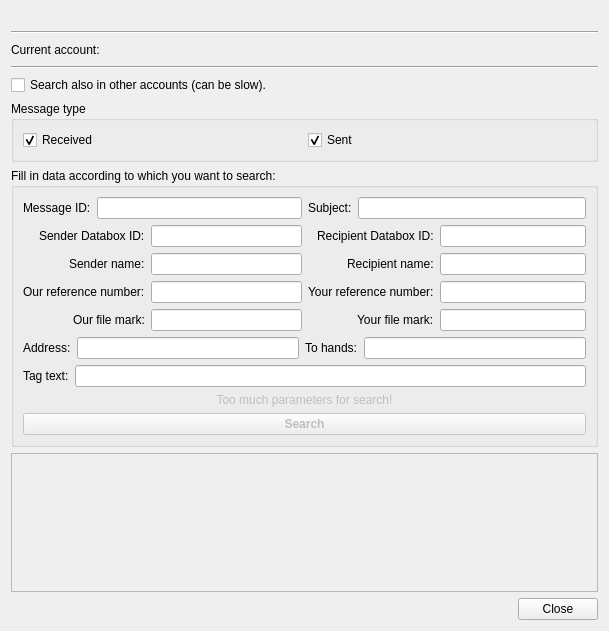
Qt form src/gui/ui/dlg_msg_search.ui (psakar/datovka) before a commit.
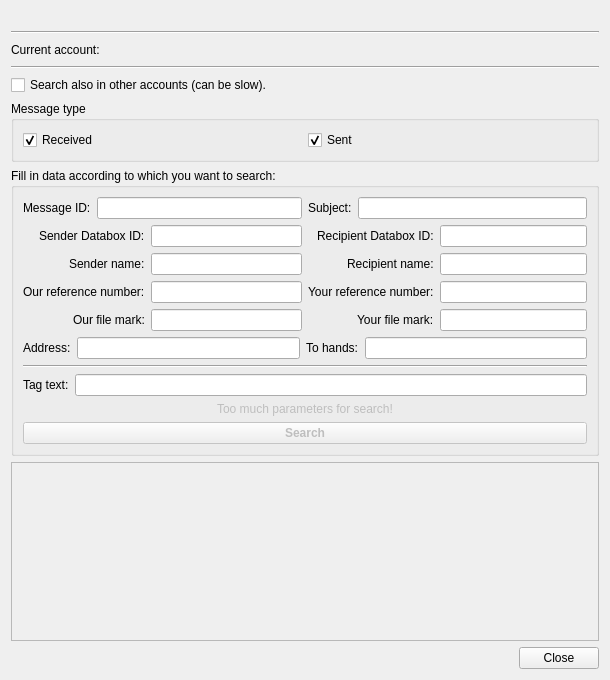
The same form after that commit. Icons and pictures are not drawn.

Commit message: Only relevant msg ids are returned in the search dialog

Diff of the .ui file:
```diff
--- a/src/gui/ui/dlg_msg_search.ui
+++ b/src/gui/ui/dlg_msg_search.ui
@@ -6,10 +6,16 @@
    <rect>
     <x>0</x>
     <y>0</y>
-    <width>609</width>
-    <height>631</height>
+    <width>610</width>
+    <height>680</height>
    </rect>
   </property>
+  <property name="minimumSize">
+   <size>
+    <width>610</width>
+    <height>680</height>
+   </size>
+  </property>
   <property name="windowTitle">
    <string>Advanced message search</string>
   </property>
@@ -291,6 +297,13 @@
         </item>
        </layout>
       </item>
+      <item>
+       <widget class="Line" name="line_3">
+        <property name="orientation">
+         <enum>Qt::Horizontal</enum>
+        </property>
+       </widget>
+      </item>
       <item>
        <layout class="QHBoxLayout" name="h4">
         <item>
```
The commit also changes 2 other files.
